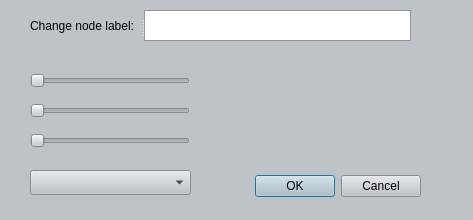
This is IntelliGraph/popup.ui in SEGroup10/IntelliGraph as Qt 5 draws it before an edit. The edited form follows.
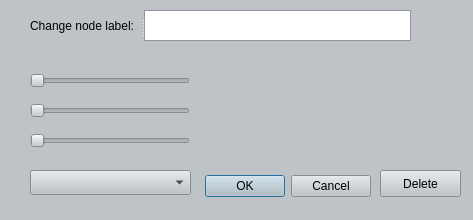
This is the edited form.

Commit message: Added Delete Node and Delete Edge buttons

The edit to the form file:
```diff
--- a/IntelliGraph/popup.ui
+++ b/IntelliGraph/popup.ui
@@ -443,9 +443,9 @@
   <widget class="QDialogButtonBox" name="buttonBox">
    <property name="geometry">
     <rect>
-     <x>220</x>
+     <x>200</x>
      <y>170</y>
-     <width>201</width>
+     <width>171</width>
      <height>32</height>
     </rect>
    </property>
@@ -541,6 +541,19 @@
     </property>
    </widget>
   </widget>
+  <widget class="QPushButton" name="DeleteNode">
+   <property name="geometry">
+    <rect>
+     <x>380</x>
+     <y>170</y>
+     <width>81</width>
+     <height>27</height>
+    </rect>
+   </property>
+   <property name="text">
+    <string>Delete</string>
+   </property>
+  </widget>
  </widget>
  <resources/>
  <connections>
```
The commit also changes 6 other files.
